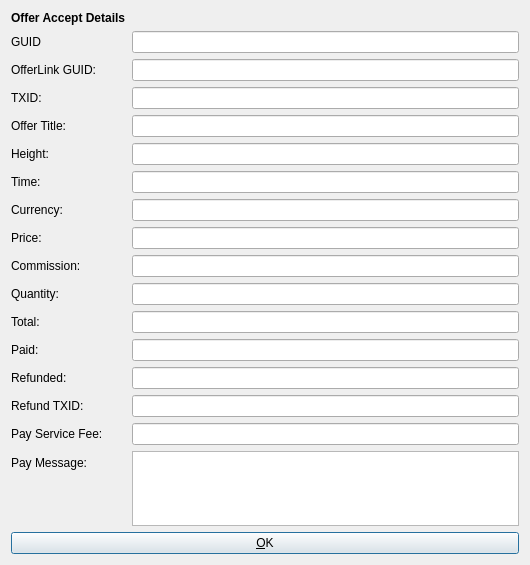
Old version of the form src/qt/forms/offeracceptinfodialog.ui in the repository syscoin/syscoin1.
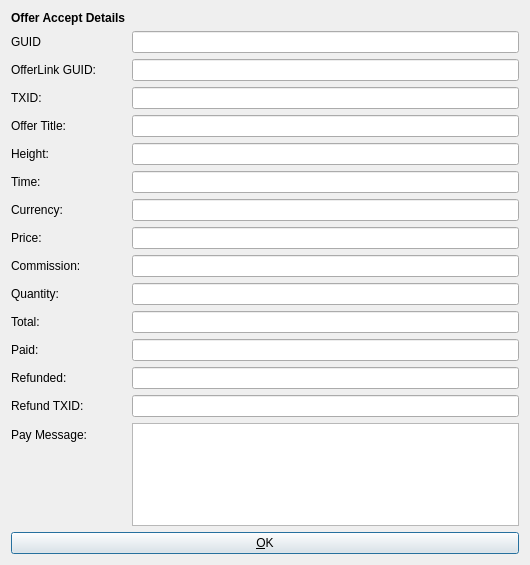
New version of the form. Icons and pictures are not drawn.

```diff
--- a/src/qt/forms/offeracceptinfodialog.ui
+++ b/src/qt/forms/offeracceptinfodialog.ui
@@ -215,28 +215,14 @@
        </property>
       </widget>
      </item>
-     <item row="16" column="0">
-      <widget class="QLabel" name="label">
-       <property name="text">
-        <string>Pay Service Fee:</string>
-       </property>
-      </widget>
-     </item>
-     <item row="16" column="1">
-      <widget class="QLineEdit" name="payservicefeeEdit">
-       <property name="enabled">
-        <bool>true</bool>
-       </property>
-      </widget>
-     </item>
-     <item row="18" column="0">
+     <item row="17" column="0">
       <widget class="QLabel" name="label_11">
        <property name="text">
         <string>Pay Message:</string>
        </property>
       </widget>
      </item>
-     <item row="18" column="1">
+     <item row="17" column="1">
       <widget class="QTextEdit" name="paymessageEdit">
        <property name="enabled">
         <bool>true</bool>
```
